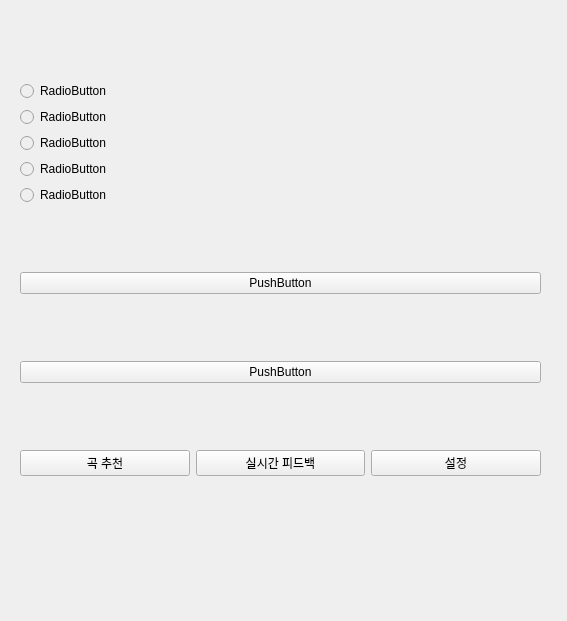
Old version of the form UI/Settings.ui in the repository Hperigee/vocalMaximum.
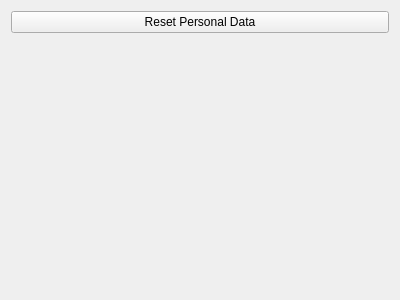
New version of the form.

Commit message: ui 테스트 완료

```diff
--- a/UI/Settings.ui
+++ b/UI/Settings.ui
@@ -1,123 +1,44 @@
 <?xml version="1.0" encoding="UTF-8"?>
 <ui version="4.0">
- <class>MainWindow</class>
- <widget class="QMainWindow" name="MainWindow">
+ <class>Form</class>
+ <widget class="QWidget" name="Form">
   <property name="geometry">
    <rect>
     <x>0</x>
     <y>0</y>
-    <width>567</width>
-    <height>621</height>
+    <width>400</width>
+    <height>300</height>
    </rect>
   </property>
-  <property name="font">
-   <font>
-    <family>Noto Sans KR</family>
-   </font>
-  </property>
   <property name="windowTitle">
    <string>MainWindow</string>
   </property>
-  <property name="styleSheet">
-   <string notr="true">background-color: rgb(239, 239, 239)</string>
-  </property>
-  <widget class="QWidget" name="centralwidget">
-   <widget class="QWidget" name="verticalLayoutWidget">
-    <property name="geometry">
-     <rect>
-      <x>20</x>
-      <y>20</y>
-      <width>521</width>
-      <height>521</height>
-     </rect>
-    </property>
+  <layout class="QHBoxLayout" name="horizontalLayout_2">
+   <item>
     <layout class="QVBoxLayout" name="verticalLayout">
      <item>
-      <layout class="QVBoxLayout" name="verticalLayout_2">
-       <item>
-        <widget class="QRadioButton" name="radioButton_2">
-         <property name="text">
-          <string>RadioButton</string>
-         </property>
-        </widget>
-       </item>
-       <item>
-        <widget class="QRadioButton" name="radioButton_5">
-         <property name="text">
-          <string>RadioButton</string>
-         </property>
-        </widget>
-       </item>
-       <item>
-        <widget class="QRadioButton" name="radioButton_4">
-         <property name="text">
-          <string>RadioButton</string>
-         </property>
-        </widget>
-       </item>
-       <item>
-        <widget class="QRadioButton" name="radioButton">
-         <property name="text">
-          <string>RadioButton</string>
-         </property>
-        </widget>
-       </item>
-       <item>
-        <widget class="QRadioButton" name="radioButton_3">
-         <property name="text">
-          <string>RadioButton</string>
-         </property>
-        </widget>
-       </item>
-      </layout>
-     </item>
-     <item>
-      <layout class="QVBoxLayout" name="verticalLayout_3">
-       <item>
-        <widget class="QPushButton" name="pushButton_2">
-         <property name="text">
-          <string>PushButton</string>
-         </property>
-        </widget>
-       </item>
-      </layout>
-     </item>
-     <item>
-      <widget class="QPushButton" name="pushButton_3">
+      <widget class="QPushButton" name="Reset_button">
        <property name="text">
-        <string>PushButton</string>
+        <string>Reset Personal Data</string>
        </property>
       </widget>
      </item>
      <item>
-      <layout class="QHBoxLayout" name="horizontalLayout_2">
-       <item>
-        <widget class="QPushButton" name="pushButton">
-         <property name="text">
-          <string>곡 추천</string>
-         </property>
-        </widget>
-       </item>
-       <item>
-        <widget class="QPushButton" name="pushButton_4">
-         <property name="text">
-          <string>실시간 피드백</string>
-         </property>
-        </widget>
-       </item>
-       <item>
-        <widget class="QPushButton" name="pushButton_5">
-         <property name="text">
-          <string>설정</string>
-         </property>
-        </widget>
-       </item>
-      </layout>
+      <spacer name="verticalSpacer">
+       <property name="orientation">
+        <enum>Qt::Vertical</enum>
+       </property>
+       <property name="sizeHint" stdset="0">
+        <size>
+         <width>20</width>
+         <height>40</height>
+        </size>
+       </property>
+      </spacer>
      </item>
     </layout>
-   </widget>
-  </widget>
-  <widget class="QStatusBar" name="statusBar"/>
+   </item>
+  </layout>
  </widget>
  <resources/>
  <connections/>
```
Left out of the diff: 2 changed lines with no effect on the pictures. The commit also changes 6 other files.
